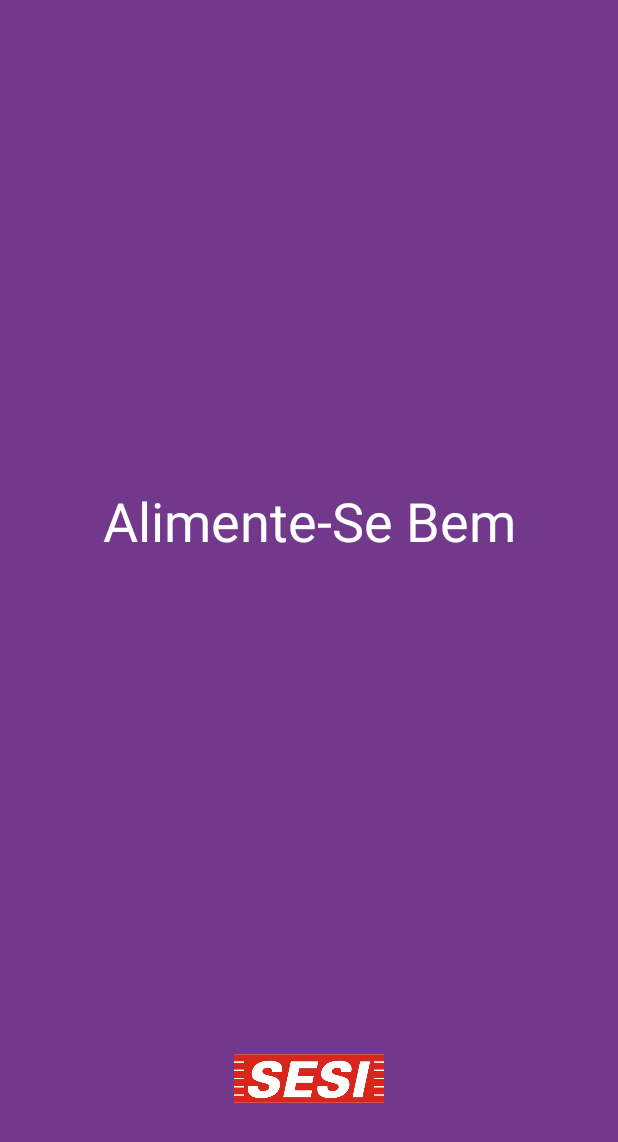
After one commit to felipe11xx/alimente-se-Bem, an Android app: the layout splash_screeen.xml on its own in the app's theme, with its tools: preview values and no code run, on a phone screen of 412 x 824 dp. The commit adds this screen. Shown: the top 1142 px of the screen. Run offline under Robolectric (Android 15) with nearby library versions, the phone set to English and light mode, and no system bars; Roboto replaces fonts that are not available here.

Commit message:
Login com facebook e SplashScreen prontos 28/03/2018 21:44

```diff
--- /dev/null
+++ b/AlimenteSeBem/app/src/main/res/anim/animation_splash.xml
@@ -0,0 +1,6 @@
+<?xml version="1.0" encoding="utf-8"?>
+<alpha
+    xmlns:android="http://schemas.android.com/apk/res/android"
+    android:fromAlpha="0.0"
+    android:toAlpha="1.0"
+    android:duration="3000" />
--- /dev/null
+++ b/AlimenteSeBem/app/src/main/res/layout/splash_screeen.xml
@@ -0,0 +1,40 @@
+<?xml version="1.0" encoding="utf-8"?>
+<android.support.constraint.ConstraintLayout xmlns:android="http://schemas.android.com/apk/res/android"
+    xmlns:app="http://schemas.android.com/apk/res-auto"
+    xmlns:tools="http://schemas.android.com/tools"
+    android:layout_width="match_parent"
+    android:layout_height="match_parent"
+    tools:context="com.example.web.alimentesebem.view.SplashScreenActivity"
+    android:gravity="center"
+    android:orientation="vertical"
+    android:background="@color/colorPrimary">
+
+
+    <TextView
+        android:id="@+id/tv_splash_logo"
+        android:layout_width="wrap_content"
+        android:layout_height="wrap_content"
+        android:layout_marginBottom="8dp"
+        android:layout_marginEnd="8dp"
+        android:layout_marginStart="8dp"
+        android:layout_marginTop="8dp"
+        android:text="@string/app_name"
+        android:textColor="@android:color/white"
+        android:textSize="36sp"
+        app:layout_constraintBottom_toTopOf="@+id/img_sesi_splash"
+        app:layout_constraintEnd_toEndOf="parent"
+        app:layout_constraintStart_toStartOf="parent"
+        app:layout_constraintTop_toTopOf="parent" />
+
+    <ImageView
+        android:id="@+id/img_sesi_splash"
+        android:layout_width="100dp"
+        android:layout_height="50dp"
+        android:layout_marginBottom="80dp"
+        android:layout_marginEnd="8dp"
+        android:layout_marginStart="8dp"
+        app:layout_constraintBottom_toBottomOf="parent"
+        app:layout_constraintEnd_toEndOf="parent"
+        app:layout_constraintStart_toStartOf="parent"
+        app:srcCompat="@drawable/sesi_logo2" />
+</android.support.constraint.ConstraintLayout>
--- a/AlimenteSeBem/app/src/main/res/values/strings.xml
+++ b/AlimenteSeBem/app/src/main/res/values/strings.xml
@@ -57,8 +57,10 @@
     </string-array>
 
     <!-- facebook -->
+
     <string name="facebook_app_id">395228594279087</string>
     <string name="fb_login_protocol_scheme">fb395228594279087</string>
+
 
     <string name="facebook">Continuar com Facebook</string>
 
```
Also changed, not shown: AlimenteSeBem/app/src/main/AndroidManifest.xml (+9 -8 lines), AlimenteSeBem/app/src/main/java/com/example/web/alimentesebem/model/AgendaBean.java (+6 -5 lines), AlimenteSeBem/app/src/main/java/com/example/web/alimentesebem/view/EventoActivity.java (+13 -19 lines), AlimenteSeBem/app/src/main/java/com/example/web/alimentesebem/view/LoginActivity.java (+10 -3 lines), AlimenteSeBem/app/src/main/java/com/example/web/alimentesebem/view/SplashScreenActivity.java (added, +62 -0 lines), AlimenteSeBem/app/src/main/java/com/example/web/alimentesebem/view/TabAgenda.java (+5 -17 lines), AlimenteSeBem/app/src/main/java/com/example/web/alimentesebem/view/adapter/AgendaAdpter.java (+43 -5 lines).
